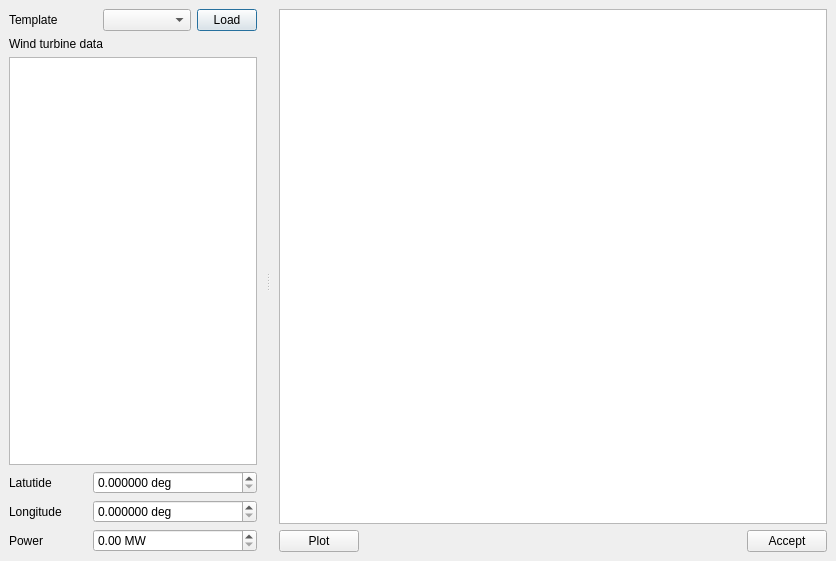
Qt form src/VeraGrid/Gui/WindPowerWizard/wind_power_wizard_gui.ui (SanPen/VeraGrid) before a commit.
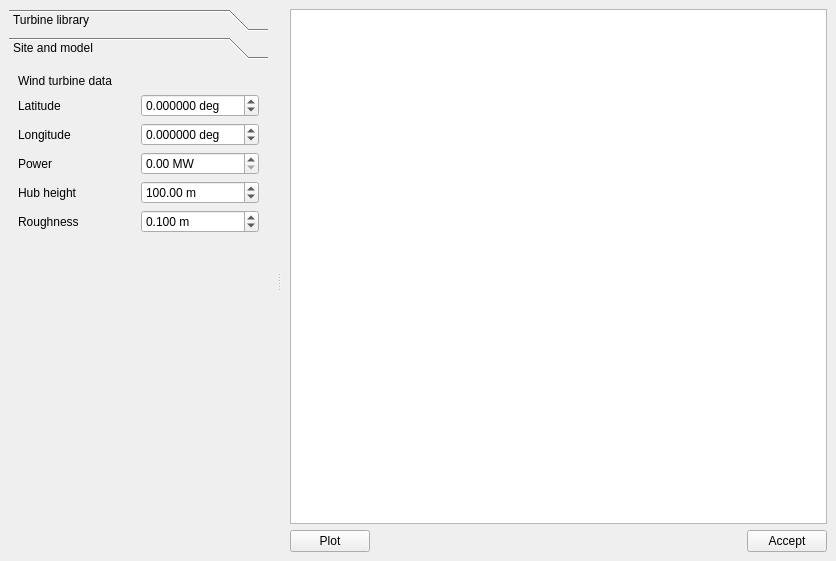
The same form after that commit. The open tabs and pages were chosen to show the change. Icons and pictures are not drawn.

```diff
--- a/src/VeraGrid/Gui/WindPowerWizard/wind_power_wizard_gui.ui
+++ b/src/VeraGrid/Gui/WindPowerWizard/wind_power_wizard_gui.ui
@@ -42,125 +42,204 @@
       <property name="frameShadow">
        <enum>QFrame::Raised</enum>
       </property>
+      <layout class="QVBoxLayout" name="verticalLayout_2">
+       <item>
+        <widget class="QToolBox" name="toolBox">
+         <property name="currentIndex">
+          <number>0</number>
+         </property>
+         <widget class="QWidget" name="libraryPage">
+          <property name="geometry">
+           <rect>
+            <x>0</x>
+            <y>0</y>
+            <width>386</width>
+            <height>509</height>
+           </rect>
+          </property>
+          <attribute name="label">
+           <string>Turbine library</string>
+          </attribute>
       <layout class="QGridLayout" name="gridLayout_2">
-       <item row="4" column="0" colspan="3">
+           <item row="0" column="0">
+            <widget class="QLabel" name="label_2">
+             <property name="text">
+              <string>Template</string>
+             </property>
+            </widget>
+           </item>
+           <item row="0" column="1">
+            <widget class="QComboBox" name="templeteComboBox"/>
+           </item>
+           <item row="0" column="2">
+            <widget class="QPushButton" name="loadButton">
+             <property name="text">
+              <string>Generate</string>
+             </property>
+            </widget>
+           </item>
+           <item row="1" column="0" colspan="3">
+            <widget class="QPushButton" name="plotDesignCurvesButton">
+             <property name="text">
+              <string>Plot design curves</string>
+             </property>
+            </widget>
+           </item>
+           <item row="2" column="0" colspan="3">
         <widget class="QTableView" name="windTurbineTableView"/>
        </item>
-       <item row="3" column="0" colspan="2">
+          </layout>
+         </widget>
+         <widget class="QWidget" name="sitePage">
+          <property name="geometry">
+           <rect>
+            <x>0</x>
+            <y>0</y>
+            <width>386</width>
+            <height>509</height>
+           </rect>
+          </property>
+          <attribute name="label">
+           <string>Site and model</string>
+          </attribute>
+          <layout class="QGridLayout" name="gridLayout_3">
+           <item row="0" column="0" colspan="2">
         <widget class="QLabel" name="label_3">
          <property name="text">
           <string>Wind turbine data</string>
          </property>
         </widget>
        </item>
-       <item row="7" column="0">
+           <item row="1" column="0">
+            <widget class="QLabel" name="label_4">
+             <property name="text">
+              <string>Latitude</string>
+             </property>
+            </widget>
+           </item>
+           <item row="1" column="1">
+            <widget class="QDoubleSpinBox" name="latitudeSpinBox">
+             <property name="suffix">
+              <string> deg</string>
+             </property>
+             <property name="decimals">
+              <number>6</number>
+             </property>
+             <property name="minimum">
+              <double>-90.000000000000000</double>
+             </property>
+             <property name="maximum">
+              <double>90.000000000000000</double>
+             </property>
+            </widget>
+           </item>
+           <item row="2" column="0">
+            <widget class="QLabel" name="label_5">
+             <property name="text">
+              <string>Longitude</string>
+             </property>
+            </widget>
+           </item>
+           <item row="2" column="1">
+            <widget class="QDoubleSpinBox" name="longitudeSpinBox">
+             <property name="suffix">
+              <string> deg</string>
+             </property>
+             <property name="decimals">
+              <number>6</number>
+             </property>
+             <property name="minimum">
+              <double>-180.000000000000000</double>
+             </property>
+             <property name="maximum">
+              <double>180.000000000000000</double>
+             </property>
+            </widget>
+           </item>
+           <item row="3" column="0">
         <widget class="QLabel" name="label">
          <property name="text">
           <string>Power</string>
          </property>
         </widget>
        </item>
-       <item row="7" column="1" colspan="2">
+           <item row="3" column="1">
         <widget class="QDoubleSpinBox" name="powerSpinBox">
          <property name="suffix">
           <string> MW</string>
          </property>
+             <property name="minimum">
+              <double>0.000001000000000</double>
+             </property>
          <property name="maximum">
           <double>99999.000000000000000</double>
          </property>
         </widget>
        </item>
-       <item row="2" column="0" colspan="3">
-        <widget class="QFrame" name="frame_3">
-         <property name="frameShape">
-          <enum>QFrame::NoFrame</enum>
-         </property>
-         <property name="frameShadow">
-          <enum>QFrame::Raised</enum>
-         </property>
-         <layout class="QHBoxLayout" name="horizontalLayout_2">
-          <property name="leftMargin">
-           <number>0</number>
-          </property>
-          <property name="topMargin">
-           <number>0</number>
-          </property>
-          <property name="rightMargin">
-           <number>0</number>
-          </property>
-          <property name="bottomMargin">
-           <number>0</number>
-          </property>
-          <item>
-           <widget class="QLabel" name="label_2">
-            <property name="maximumSize">
-             <size>
-              <width>90</width>
-              <height>16777215</height>
-             </size>
-            </property>
+           <item row="4" column="0">
+            <widget class="QLabel" name="label_6">
             <property name="text">
-             <string>Template</string>
+              <string>Hub height</string>
             </property>
            </widget>
           </item>
-          <item>
-           <widget class="QComboBox" name="templeteComboBox"/>
-          </item>
-          <item>
-           <widget class="QPushButton" name="loadButton">
-            <property name="maximumSize">
-             <size>
-              <width>60</width>
-              <height>16777215</height>
-             </size>
-            </property>
-            <property name="text">
-             <string>Load</string>
-            </property>
-           </widget>
-          </item>
-         </layout>
-        </widget>
-       </item>
-       <item row="6" column="1" colspan="2">
-        <widget class="QDoubleSpinBox" name="longitudeSpinBox">
+           <item row="4" column="1">
+            <widget class="QDoubleSpinBox" name="hubHeightSpinBox">
          <property name="suffix">
-          <string> deg</string>
-         </property>
-         <property name="decimals">
-          <number>6</number>
+              <string> m</string>
+             </property>
+             <property name="minimum">
+              <double>1.000000000000000</double>
          </property>
          <property name="maximum">
-          <double>99999.000000000000000</double>
-         </property>
-        </widget>
-       </item>
-       <item row="5" column="1" colspan="2">
-        <widget class="QDoubleSpinBox" name="latitudeSpinBox">
-         <property name="suffix">
-          <string> deg</string>
-         </property>
-         <property name="decimals">
-          <number>6</number>
-         </property>
-         <property name="maximum">
-          <double>99999.000000000000000</double>
+              <double>300.000000000000000</double>
+             </property>
+             <property name="value">
+              <double>100.000000000000000</double>
          </property>
         </widget>
        </item>
        <item row="5" column="0">
-        <widget class="QLabel" name="label_4">
+            <widget class="QLabel" name="label_7">
          <property name="text">
-          <string>Latutide</string>
+              <string>Roughness</string>
+             </property>
+            </widget>
+           </item>
+           <item row="5" column="1">
+            <widget class="QDoubleSpinBox" name="roughnessLengthSpinBox">
+             <property name="suffix">
+              <string> m</string>
+             </property>
+             <property name="decimals">
+              <number>3</number>
+             </property>
+             <property name="minimum">
+              <double>0.000000000000000</double>
+             </property>
+             <property name="maximum">
+              <double>5.000000000000000</double>
+             </property>
+             <property name="value">
+              <double>0.100000000000000</double>
          </property>
         </widget>
        </item>
        <item row="6" column="0">
-        <widget class="QLabel" name="label_5">
-         <property name="text">
-          <string>Longitude</string>
-         </property>
+            <spacer name="verticalSpacer">
+             <property name="orientation">
+              <enum>Qt::Vertical</enum>
+             </property>
+             <property name="sizeHint" stdset="0">
+              <size>
+               <width>20</width>
+               <height>40</height>
+              </size>
+             </property>
+            </spacer>
+           </item>
+          </layout>
+         </widget>
         </widget>
        </item>
       </layout>
```
Lines whose indentation alone changed are shown as unchanged.
